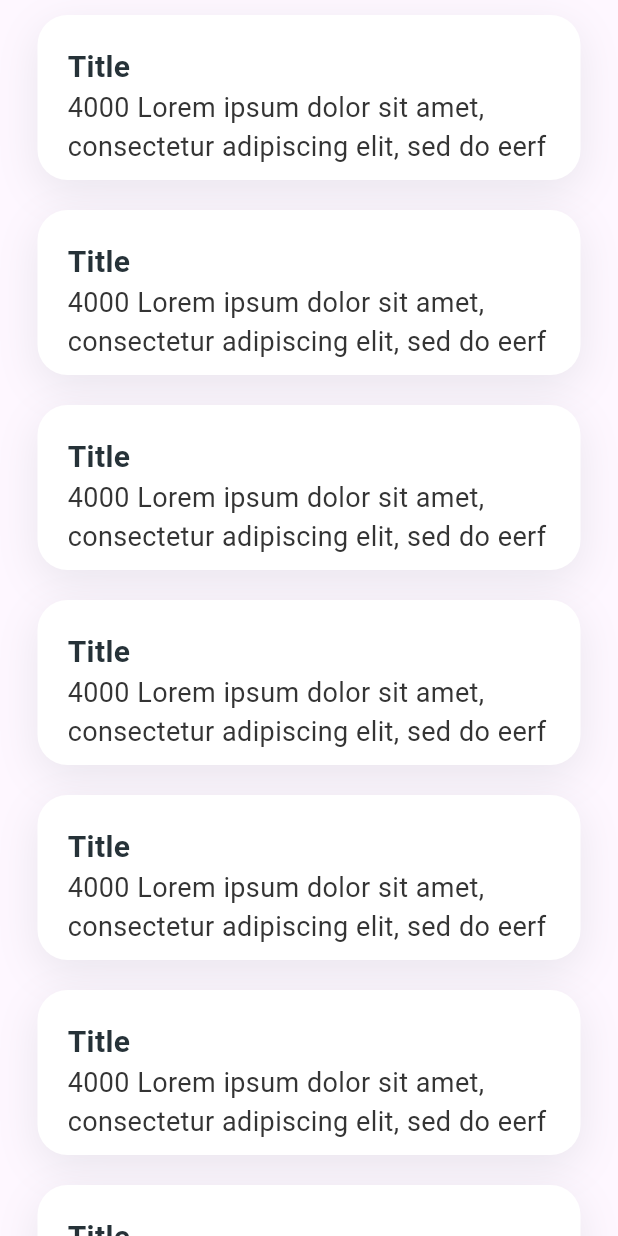
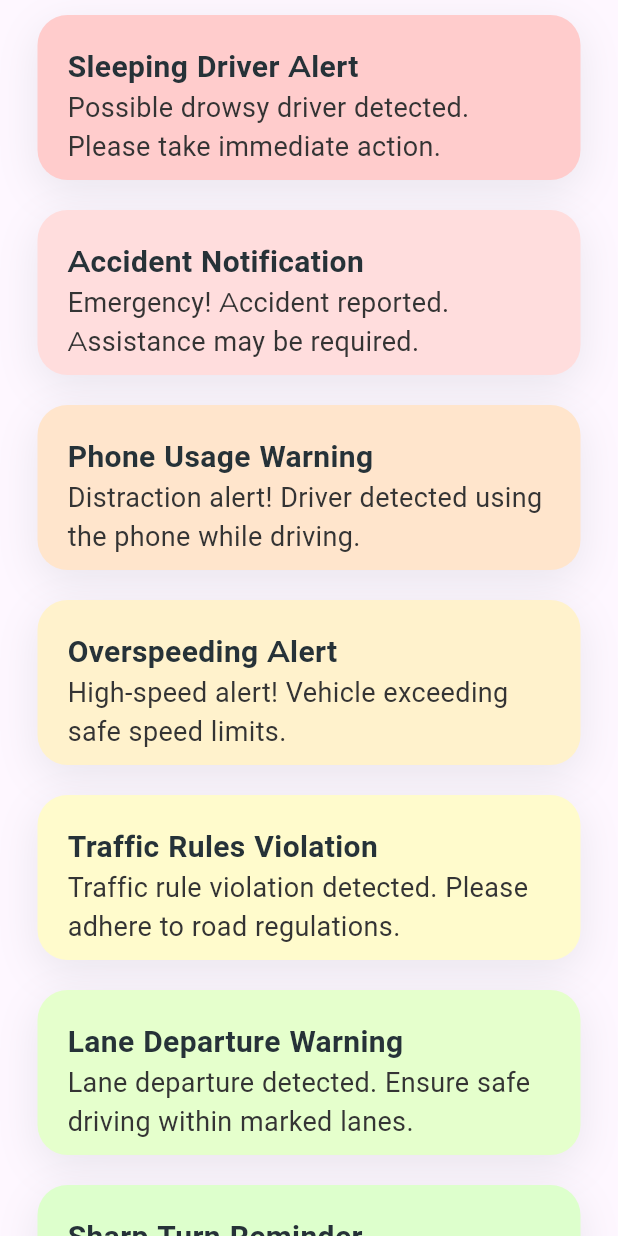
Before and after one commit to MightyM17/safar_samarth, a Flutter app: the NotificationScreen screen opened directly, on a phone screen of 412 x 824 dp. Run offline on Flutter 3.47's test engine with Material 3 defaults, Android fonts, the light colour scheme and no system bars; our stand-ins replace flutter_map, google_fonts, latlong2, syncfusion_flutter_charts, webview_flutter; Roboto replaces fonts that are missing (Poppins).

Commit message:
notification_screen.dart: Color code notifications and add more notifs

```diff
--- a/lib/screens/notification_screen.dart
+++ b/lib/screens/notification_screen.dart
@@ -8,13 +8,51 @@ class NotificationScreen extends StatefulWidget {
 }
 
 class _NotificationScreenState extends State<NotificationScreen> {
+  List<String> title = [
+  "Sleeping Driver Alert",
+  "Accident Notification",
+  "Phone Usage Warning",
+  "Overspeeding Alert",
+  "Traffic Rules Violation",
+  "Lane Departure Warning",
+  "Sharp Turn Reminder",
+  "Red Light Violation",
+  "Road Condition Alert",
+  "Vehicle Maintenance Reminder",
+  ];
+
+  List<String> desc = [
+  "Possible drowsy driver detected. Please take immediate action.",
+  "Emergency! Accident reported. Assistance may be required.",
+  "Distraction alert! Driver detected using the phone while driving.",
+  "High-speed alert! Vehicle exceeding safe speed limits.",
+  "Traffic rule violation detected. Please adhere to road regulations.",
+  "Lane departure detected. Ensure safe driving within marked lanes.",
+  "Approaching a sharp turn. Reduce speed for safety.",
+  "Red light violation reported. Obey traffic signals for your safety.",
+  "Advisory: Poor road conditions ahead. Drive with caution.",
+  "Vehicle maintenance due. Schedule a checkup for optimal safety.",
+  ];
+
+  List<Color> colors = [
+    Color(0xFFFFCCCC), // Sleeping Driver Alert - High Severity (Pastel Red)
+    Color(0xFFFFDDDD), // Accident Notification - High Severity (Lighter Pastel Red)
+    Color(0xFFFFE5CC), // Phone Usage Warning - Medium Severity (Pastel Orange)
+    Color(0xFFFFF2CC), // Overspeeding Alert - Medium Severity (Lighter Pastel Orange)
+    Color(0xFFFFFBCC), // Traffic Rules Violation - Medium Severity (Lightest Pastel Orange)
+    Color(0xFFE5FFCC), // Lane Departure Warning - Low Severity (Pastel Yellow)
+    Color(0xFFDDFFCC), // Sharp Turn Reminder - Low Severity (Lighter Pastel Yellow)
+    Color(0xFFCCFFCC), // Red Light Violation - Low Severity (Lightest Pastel Yellow)
+    Color(0xFFCCFFFF), // Road Condition Alert - Informational (Pastel Blue)
+    Color(0xFFCCE5FF), // Vehicle Maintenance Reminder - Informational (Lighter Pastel Blue)
+  ];
 
   @override
   Widget build(BuildContext context) {
     return Scaffold(
       body: ListView.builder(
         physics: const BouncingScrollPhysics(),
-        itemCount: 10,
+        itemCount: title.length,
         itemBuilder: (context, index) {
           return Padding(
             padding: const EdgeInsets.symmetric(vertical: 10, horizontal: 25),
@@ -22,7 +60,7 @@ class _NotificationScreenState extends State<NotificationScreen> {
               width: 100,
               height: 110,
               decoration: ShapeDecoration(
-                color: Colors.white,
+                color: colors[index],
                 shape: RoundedRectangleBorder(
                   borderRadius: BorderRadius.circular(20),
                 ),
@@ -35,13 +73,13 @@ class _NotificationScreenState extends State<NotificationScreen> {
                   )
                 ],
               ),
-              child: const Padding(
+              child: Padding(
                 padding: EdgeInsets.all(20),
                 child: Column(
                   crossAxisAlignment: CrossAxisAlignment.start,
                   children: [
                     Text(
-                      'Title',
+                      title[index],
                       style: TextStyle(
                         color: Color(0xFF263238),
                         fontSize: 20,
@@ -50,7 +88,7 @@ class _NotificationScreenState extends State<NotificationScreen> {
                       ),
                     ),
                     Text(
-                      '4000 Lorem ipsum dolor sit amet, consectetur adipiscing elit, sed do eerf',
+                      desc[index],
                       style: TextStyle(
                         color: Color(0xFF343434),
                         fontSize: 18,
```
